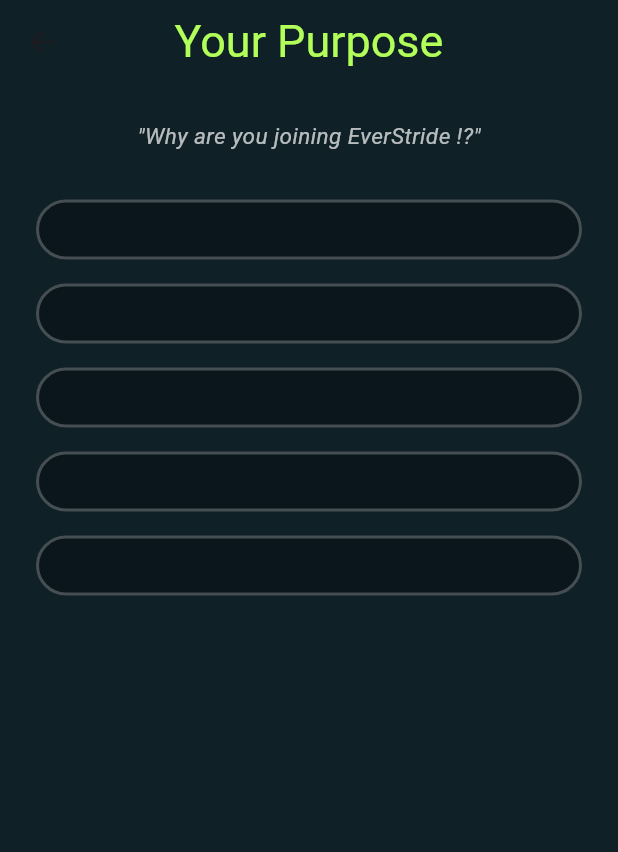
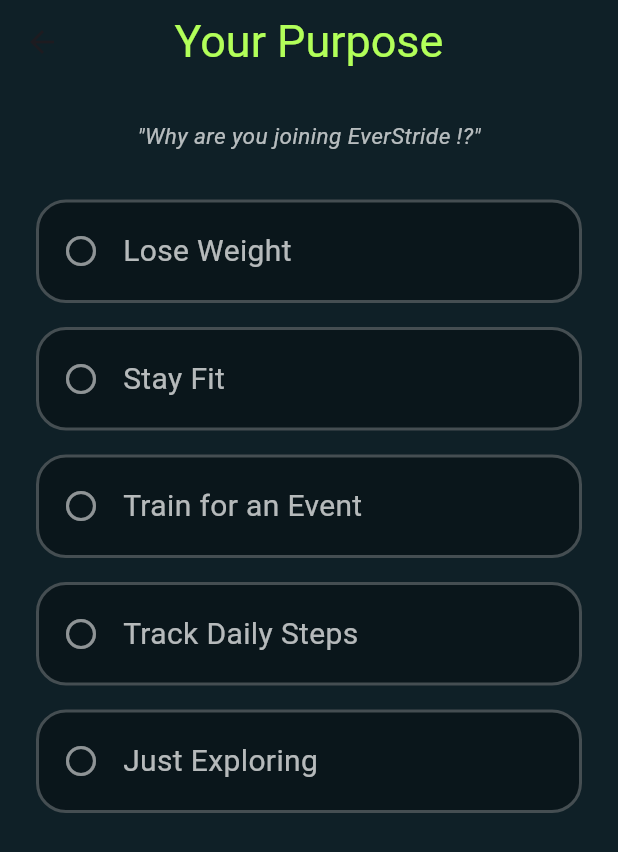
Before and after one commit to mishiyama/Fluttermind, a Flutter app: the PurposeScreen screen opened directly, on a phone screen of 412 x 824 dp. Shown: the top 852 px of the screen. Run offline on Flutter 3.47's test engine with Material 3 defaults, Android fonts, the phone set to English and light mode, and no system bars; our stand-ins replace google_fonts, lottie.

Commit message:
few updates

```diff
--- a/ever_stride/lib/screens/user_aim.dart
+++ b/ever_stride/lib/screens/user_aim.dart
@@ -80,6 +80,41 @@ class _PurposeScreenState extends State<PurposeScreen> {
                               : Colors.white24,
                           width: 2,
                         ),
+                        boxShadow: isSelected
+                            ? [
+                                BoxShadow(
+                                  color: Colors.lightGreenAccent.withValues(
+                                    alpha: 0.5,
+                                  ),
+                                  blurRadius: 12,
+                                  spreadRadius: 2,
+                                ),
+                              ]
+                            : [],
+                      ),
+                      child: Row(
+                        children: [
+                          Icon(
+                            isSelected
+                                ? Icons.check_circle
+                                : Icons.circle_outlined,
+                            color: isSelected
+                                ? Colors.lightGreenAccent
+                                : Colors.white54,
+                          ),
+                          const SizedBox(width: 16),
+                          Expanded(
+                            child: Text(
+                              purpose,
+                              style: GoogleFonts.blackOpsOne(
+                                fontSize: 20,
+                                color: isSelected
+                                    ? Colors.lightGreenAccent
+                                    : Colors.white70,
+                              ),
+                            ),
+                          ),
+                        ],
                       ),
                     ),
                   );
```
